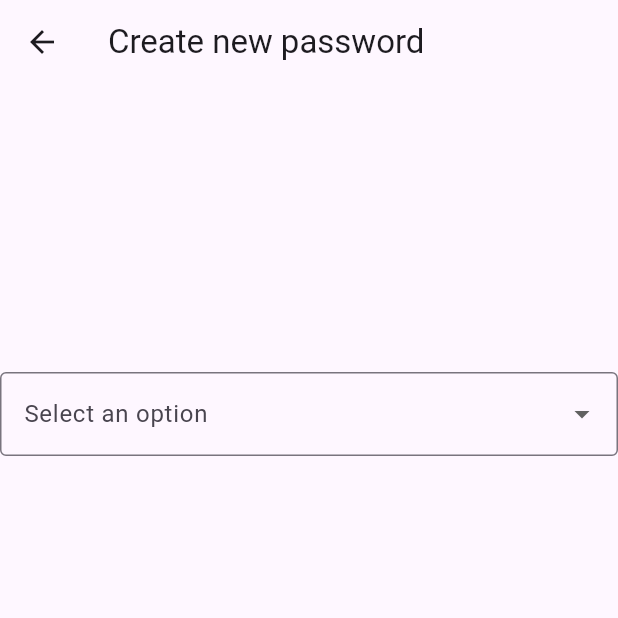
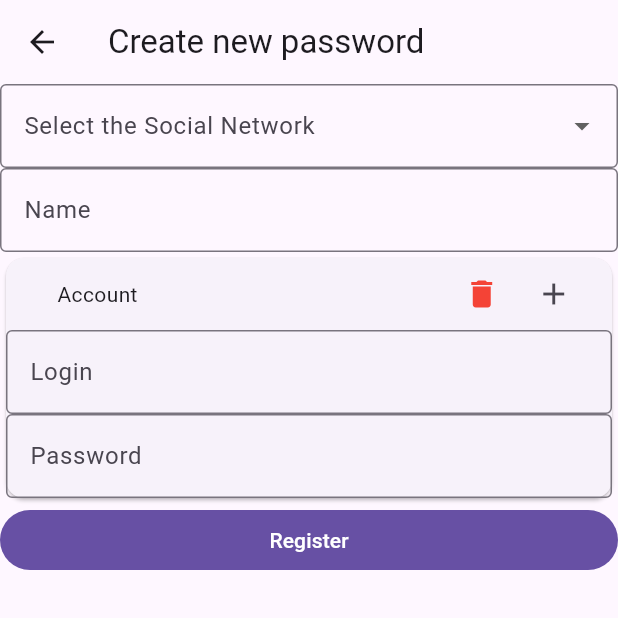
Before and after one commit to LeonardoSarto/password-manager, a Flutter app: the CreatePassword screen opened by its route, on a phone screen of 412 x 824 dp, the top half of it. Run offline on Flutter 3.47's test engine with Material 2 defaults, Android fonts, the phone set to English and light mode, and no system bars; our stand-ins replace local_auth, shared_preferences, sqflite; accounts and stored records are empty; generated files the repository leaves out were written again; network calls fail.

Commit message:
Added account to register.

```diff
--- /dev/null
+++ b/lib/components/custom_dropdown_button.dart
@@ -0,0 +1,28 @@
+import 'package:flutter/material.dart';
+
+class CustomDropdownButton<T> extends StatelessWidget {
+  final String Function(T?)? validator;
+  final List<DropdownMenuItem<T>>? items;
+  final void Function(T?)? onChanged;
+  final String labelText;
+
+  const CustomDropdownButton(
+      {super.key,
+      this.validator,
+      required this.items,
+      required this.onChanged,
+      required this.labelText});
+
+  @override
+  Widget build(BuildContext context) {
+    return DropdownButtonFormField<T>(
+      validator: validator,
+      items: items,
+      onChanged: onChanged,
+      decoration: InputDecoration(
+          border: const OutlineInputBorder(),
+          labelText: labelText),
+      menuMaxHeight: 200,
+    );
+  }
+}
--- /dev/null
+++ b/lib/components/custom_text_form_field.dart
@@ -0,0 +1,27 @@
+import 'package:flutter/material.dart';
+
+class CustomTextFormField extends StatelessWidget {
+  final TextEditingController? controller;
+  final String labelText;
+  final String? Function(String?)? validator;
+  final TextInputType? keyboardType;
+
+  const CustomTextFormField(
+      {super.key,
+      this.controller,
+      required this.labelText,
+      this.validator,
+      this.keyboardType});
+
+  @override
+  Widget build(BuildContext context) {
+    return TextFormField(
+      controller: controller,
+      decoration: InputDecoration(
+          border: const OutlineInputBorder(),
+          labelText: labelText),
+        validator: validator,
+        keyboardType: keyboardType,
+    );
+  }
+}
--- /dev/null
+++ b/lib/database/dto/account.dart
@@ -0,0 +1,20 @@
+
+class Account {
+  final int? id;
+  String? login;
+  String? password;
+  final DateTime createdIn = DateTime.now();
+  final DateTime updatedIn = DateTime.now();
+
+  Account({this.password, this.id, this.login});
+
+  static Account fromJson(Map<dynamic, dynamic> json) {
+    return Account(
+        password: json['password'], id: json['id'], login: json['login']);
+  }
+
+  @override
+  String toString() {
+    return 'Account{id: $id, login: $login, password: $password, createdIn: $createdIn, updatedIn: $updatedIn}';
+  }
+}
--- /dev/null
+++ b/lib/database/dto/credentials.dart
@@ -0,0 +1,19 @@
+import 'package:gerador_senhas/database/dto/social_media.dart';
+
+class Credentials {
+  final int? id;
+  final SocialMedia? socialMedia;
+  final String? name;
+  final DateTime createdIn = DateTime.now();
+  final DateTime updatedIn = DateTime.now();
+
+  Credentials({this.id, this.socialMedia, this.name});
+
+  static Credentials fromJson(Map<dynamic, dynamic> json) {
+    return Credentials(
+      id: json['id'],
+      socialMedia: json['socialMedia'],
+      name: json['name'],
+    );
+  }
+}
--- a/lib/database/dto/password.dart
+++ /dev/null
@@ -1,13 +0,0 @@
-class Password {
-  int? id;
-  String name;
-  String password;
-  DateTime createdIn = DateTime.now();
-  DateTime updatedIn = DateTime.now();
-
-  Password({required this.password, this.id, required this.name});
-
-  static Password fromJson(Map<dynamic, dynamic> json) {
-    return Password(password: json['password'], id: json['id'], name: json['name']);
-  }
-}
--- /dev/null
+++ b/lib/database/dto/social_media.dart
@@ -0,0 +1,6 @@
+class SocialMedia {
+  final String name;
+  final String url;
+
+  const SocialMedia(this.name, this.url);
+}
--- a/lib/database/sqlite/connection.dart
+++ b/lib/database/sqlite/connection.dart
@@ -13,7 +13,7 @@ class Connection {
         path,
         version: 1,
         onCreate: (db, v){
-          db.execute(ScriptBd.createTablePassword);
+          db.execute(ScriptBd.createTableCredentials);
         },
       );
       _fechado = false;
--- a/lib/database/sqlite/dao/password_dao.dart
+++ b/lib/database/sqlite/dao/password_dao.dart
@@ -1,55 +1,55 @@
-import 'package:gerador_senhas/database/dto/password.dart';
+import 'package:gerador_senhas/database/dto/credentials.dart';
 import 'package:gerador_senhas/database/interface/generic_dao.dart';
 import 'package:gerador_senhas/database/sqlite/connection.dart';
 import 'package:sqflite/sqflite.dart';
 
-class PasswordDao extends GenericDao<Password, int> {
+class PasswordDao extends GenericDao<Credentials, int> {
 
   @override
   Future<bool> delete(id) async {
     Database db = await Connection.create();
-    var sql = 'DELETE FROM password WHERE id = ?';
+    var sql = 'DELETE FROM credentials WHERE id = ?';
     int linhasAfetadas = await db.rawDelete(sql, [id]);
     return linhasAfetadas > 0;
   }
 
   @override
-  Future<Password> read(int id) async {
+  Future<Credentials> read(int id) async {
     Database db = await Connection.create();
-    List<Map> maps = await db.query('password', where: 'id = ?', whereArgs: [id]);
+    List<Map> maps = await db.query('credentials', where: 'id = ?', whereArgs: [id]);
     if (maps.isEmpty) {
       throw Exception('Not found');
     }
     Map<dynamic, dynamic> result = maps.first;
-    return Password.fromJson(result);
+    return Credentials.fromJson(result);
   }
 
   @override
-  Future<List<Password>> readAll() async {
+  Future<List<Credentials>> readAll() async {
     Database db = await Connection.create();
-    List<Password> listaAlunos = (await db.query("password")).map<Password>(Password.fromJson).toList();
+    List<Credentials> listaAlunos = (await db.query("credentials")).map<Credentials>(Credentials.fromJson).toList();
     return listaAlunos;
   }
 
   @override
-  Future<Password> save(Password data) async {
+  Future<Credentials> save(Credentials data) async {
     Database db = await Connection.create();
     String sql;
-    sql = 'INSERT INTO password (password, name) VALUES (?, ?)';
-    int id = await db.rawInsert(sql, [data.password, data.name]);
-    data = Password(id: id, password: data.password, name: data.name);
+    sql = 'INSERT INTO credentials (password, name, login, social_media) VALUES (?, ?, ?, ?)';
+    int id = await db.rawInsert(sql, [data.name, data.socialMedia]);
+    data = Credentials(id: id, name: data.name);
     return data;
   }
 
   @override
-  Future<int> update(Password data) async {
+  Future<int> update(Credentials data) async {
     try{
       if(data.id == null) {
         throw Exception("Not found");
       }
       Database db = await Connection.create();
-      var sql = 'UPDATE password SET password = ?, name = ? WHERE id = ?';
-      int id = await db.rawUpdate(sql, [data.password, data.name, data.id]);
+      var sql = 'UPDATE password SET credentials = ?, name = ? WHERE id = ?';
+      int id = await db.rawUpdate(sql, [ data.name, data.id]);
       return id;
     } catch(e) {
       rethrow;
--- a/lib/database/sqlite/script_bd.dart
+++ b/lib/database/sqlite/script_bd.dart
@@ -1,10 +1,12 @@
 class ScriptBd {
 
-  static const createTablePassword = '''
-   CREATE TABLE password(
+  static const createTableCredentials = '''
+   CREATE TABLE credentials(
     id INTEGER NOT NULL PRIMARY KEY,
+    login VARCHAR(200) NOT NULL,
     password VARCHAR(200) NOT NULL,
-    name VARCHAR(200) NOT NULL,
+    name VARCHAR(200),
+    social_media VARCHAR(200),
     created_in DATE,
     updated_in DATE
    )''';
--- a/lib/l10n/app_en.arb
+++ b/lib/l10n/app_en.arb
@@ -2,6 +2,7 @@
   "appName": "Password Manager",
   "password": "Password",
   "name": "Name",
+  "login": "Login",
   "delete": "Delete",
   "clipboard": "Copied to your clipboard!",
   "notFound": "Not found any passwords",
@@ -22,9 +23,10 @@
   "displayPassword": "Your password is",
   "register": "Register",
   "shortPassword": "Your password is too short!",
-  "insertLength": "Insert a password length",
-  "insertName": "Insert a name to the password",
+  "enterPassword": "Enter a password",
+  "enterName": "Enter a name",
+  "enterLogin": "Enter a login",
   "select": "Select what do you want",
   "tryAgain": "Try again",
-  "website": "Where do these credentials come from?"
+  "socialMedia": "Select the Social Network"
 }
--- a/lib/l10n/app_pt.arb
+++ b/lib/l10n/app_pt.arb
@@ -2,6 +2,7 @@
   "appName": "Gerenciador de Senhas",
   "password": "Senha",
   "name": "Nome",
+  "login": "Login",
   "delete": "Excluir",
   "clipboard": "Copiado!",
   "notFound": "Não foi encontrado nenhuma senha",
@@ -11,8 +12,8 @@
   "nameRegistration": "Nome da senha",
   "length": "Tamanho da senha",
   "save": "Salvar",
-  "light": "Tema claro",
-  "dark": "Tema escuro",
+  "light": "Claro",
+  "dark": "Escuro",
   "system": "Tema do sistema",
   "settings": "Configurações",
   "about": "Sobre",
@@ -26,5 +27,5 @@
   "insertName": "Insira um nome para a senha",
   "select": "Escolha o que deseja",
   "tryAgain": "Tente novamente",
-  "website": "De onde vem essas credenciais?"
+  "socialMedia": "Qual rede social essas credenciais pertencem?"
 }
--- a/lib/pages/create_password.dart
+++ b/lib/pages/create_password.dart
@@ -1,6 +1,10 @@
 import 'package:flutter/material.dart';
 import 'package:flutter/services.dart';
-import 'package:gerador_senhas/database/dto/password.dart';
+import 'package:gerador_senhas/components/custom_dropdown_button.dart';
+import 'package:gerador_senhas/components/custom_text_form_field.dart';
+import 'package:gerador_senhas/database/dto/account.dart';
+import 'package:gerador_senhas/database/dto/credentials.dart';
+import 'package:gerador_senhas/database/dto/social_media.dart';
 import 'package:gerador_senhas/database/sqlite/dao/password_dao.dart';
 import 'package:gerador_senhas/pages/test.dart';
 import 'package:gerador_senhas/util/util.dart';
@@ -14,83 +18,52 @@ class CreatePassword extends StatefulWidget {
 }
 
 class _CreatePasswordState extends State<CreatePassword> {
-  List<String> list = <String>[
-    'Create new password',
-    'Enter an existing password'
-  ];
-  TextEditingController passwordName = TextEditingController();
-  TextEditingController passwordLength = TextEditingController();
+  TextEditingController name = TextEditingController();
+  TextEditingController login = TextEditingController();
+  TextEditingController socialMedia = TextEditingController();
   TextEditingController password = TextEditingController();
-  String? dropdownValue;
   final _formKey = GlobalKey<FormState>();
   var baseUrl = "http://www.google.com/s2/favicons?sz=32&domain=";
+  List<Account> accountList = [Account()];
 
   String? _next() {
     if (_formKey.currentState!.validate()) {
       PasswordDao passwordDao = PasswordDao();
-      Password registerPassword;
+      Credentials registerPassword;
 
       if (password.value.text != "") {
-        registerPassword = Password(
-            password: password.value.text, name: passwordName.value.text);
+        registerPassword = Credentials(
+            socialMedia: SocialMedia(name.value.text, name.value.text));
       } else {
-        registerPassword = Password(
-            password: Util.generatePassword(passwordLength.value.text),
-            name: passwordName.value.text);
+        registerPassword = Credentials(
+            socialMedia: SocialMedia(name.value.text, name.value.text));
       }
       passwordDao.save(registerPassword);
-      return registerPassword.password;
+      return "teste";
     }
     return null;
   }
 
   @override
   Widget build(BuildContext context) {
+    accountList.first.login = login.text;
+    accountList.first.password = password.text;
     return Scaffold(
       resizeToAvoidBottomInset: false,
       appBar: AppBar(title: Text(AppLocalizations.of(context)!.newPassword)),
       body: Form(
         key: _formKey,
-        child: Column(
+        child: Scrollbar(
+          child: ListView(
             children: [
-            const Spacer(),
-            Flexible(
-              flex: 2,
-              child: DropdownButtonFormField(
-                validator: (value) {
-                  if (value == null || value.isEmpty) {
-                    return AppLocalizations.of(context)!.select;
-                  }
-                  return null;
-                },
-                decoration: InputDecoration(
-                    border: const OutlineInputBorder(),
-                    labelText: AppLocalizations.of(context)!.option),
-                onChanged: (String? value) {
-                  setState(() {
-                    dropdownValue = value!;
-                  });
-                },
-                items: list.map<DropdownMenuItem<String>>((String value) {
-                  return DropdownMenuItem<String>(
-                    value: value,
-                    child: Text(value),
-                  );
-                }).toList(),
-              ),
-            ),
-            if (dropdownValue != null) ...[
-              const Spacer(),
-              Flexible(
-                flex: 2,
-                child: DropdownButtonFormField<SocialMedia>(
-                  menuMaxHeight: 200,
-                  decoration: InputDecoration(
-                      border: const OutlineInputBorder(),
-                      labelText: AppLocalizations.of(context)!.website),
+              CustomDropdownButton<SocialMedia>(
+                labelText: AppLocalizations.of(context)!.socialMedia,
                 onChanged: (SocialMedia? value) {
                   setState(() {
-                      passwordName.text = value!.name;
+                    if (value != null) {
+                      socialMedia.text = value.name;
+                      name.text = value.name;
+                    }
                   });
                 },
                 items: Util.socialMediaList
@@ -107,42 +80,84 @@ class _CreatePasswordState extends State<CreatePassword> {
                         ))
                     .toList(),
               ),
+              CustomTextFormField(
+                controller: name,
+                labelText: AppLocalizations.of(context)!.name,
+                validator: (String? value) {
+                  if (value == null || value.isEmpty) {
+                    return AppLocalizations.of(context)!.enterName;
+                  }
+                  return null;
+                },
               ),
-              if (dropdownValue == "Enter an existing password") ...[
+              ListView.builder(
+                itemCount: accountList.length,
+                shrinkWrap: true,
+                physics: const NeverScrollableScrollPhysics(),
+                itemBuilder: (context, index) => Card(
+                  child: Column(
+                    children: [
+                      Row(
+                        children: [
                           const Spacer(),
-                Flexible(
-                  flex: 5,
-                  child: TextFormField(
+                          const Flexible(
+                            flex: 2,
+                            child: Text("Account"),
+                          ),
+                          const Spacer(flex: 6),
+                          IconButton(
+                              onPressed: () => setState(() {
+                                    if (accountList.length > 1) {
+                                      accountList.removeAt(index);
+                                    } else {
+                                      ScaffoldMessenger.of(context)
+                                          .showSnackBar(SnackBar(
+                                        content: Text("At least 1 account"),
+                                      ));
+                                    }
+                                  }),
+                              icon: const Icon(
+                                Icons.delete,
+                                color: Colors.red,
+                              )),
+                          IconButton(
+                              onPressed: () => setState(() {
+                                    accountList.add(Account(
+                                        login: login.text,
+                                        password: password.text));
+                                  }),
+                              icon: const Icon(
+                                Icons.add,
+                              )),
+                        ],
+                      ),
+                      CustomTextFormField(
+                        controller: login,
+                        labelText: AppLocalizations.of(context)!.login,
+                        validator: (String? value) {
+                          if (value == null || value.isEmpty) {
+                            return AppLocalizations.of(context)!.enterLogin;
+                          }
+                          return null;
+                        },
+                      ),
+                      CustomTextFormField(
                         controller: password,
-                    decoration: InputDecoration(
-                        border: const OutlineInputBorder(),
-                        labelText: AppLocalizations.of(context)!.password),
-                  ),
-                ),
-              ],
-              if (dropdownValue == "Create new password") ...[
-                const Spacer(),
-                Flexible(
-                  flex: 5,
-                  child: TextFormField(
-                    controller: passwordLength,
-                    keyboardType: TextInputType.number,
-                    validator: (value) {
+                        labelText: AppLocalizations.of(context)!.password,
+                        validator: (String? value) {
                           if (value == null || value.isEmpty) {
-                        return AppLocalizations.of(context)!.insertLength;
+                            return AppLocalizations.of(context)!.enterPassword;
                           }
-                      if (int.parse(value) < 8) {
+                          if (value.length < 8) {
                             return AppLocalizations.of(context)!.shortPassword;
                           }
                           return null;
                         },
-                    decoration: InputDecoration(
-                        border: const OutlineInputBorder(),
-                        labelText: AppLocalizations.of(context)!.length),
+                      ),
+                    ],
                   ),
                 ),
-              ],
-              const Spacer(),
+              ),
               FilledButton(
                   onPressed: () {
                     String? password = _next();
@@ -161,8 +176,7 @@ class _CreatePasswordState extends State<CreatePassword> {
                   },
                   child: Text(AppLocalizations.of(context)!.register)),
             ],
-            const Spacer(),
-          ],
+          ),
         ),
       ),
     );
--- a/lib/util/util.dart
+++ b/lib/util/util.dart
@@ -1,4 +1,6 @@
 import 'dart:math';
+
+import 'package:gerador_senhas/database/dto/social_media.dart';
 
 import '../pages/test.dart';
 
```
Also changed, not shown: lib/pages/edit_password.dart (+6 -8 lines), lib/pages/home.dart (+6 -6 lines), lib/pages/test.dart (+1 -7 lines). Lines whose indentation alone changed are shown as unchanged.
